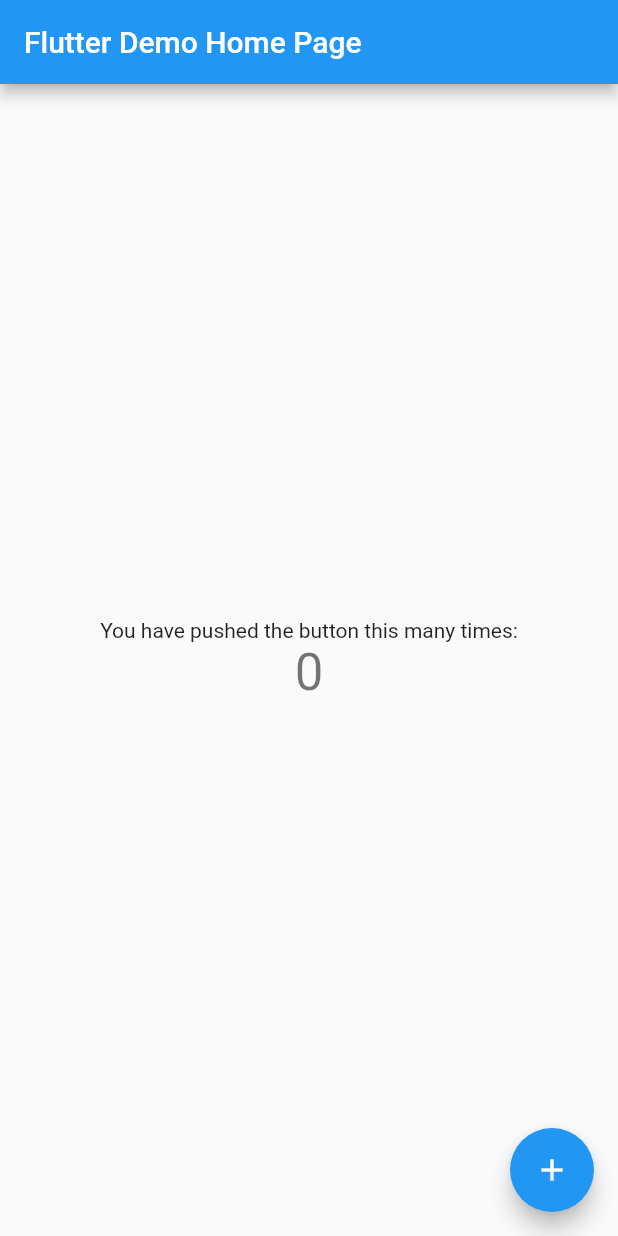
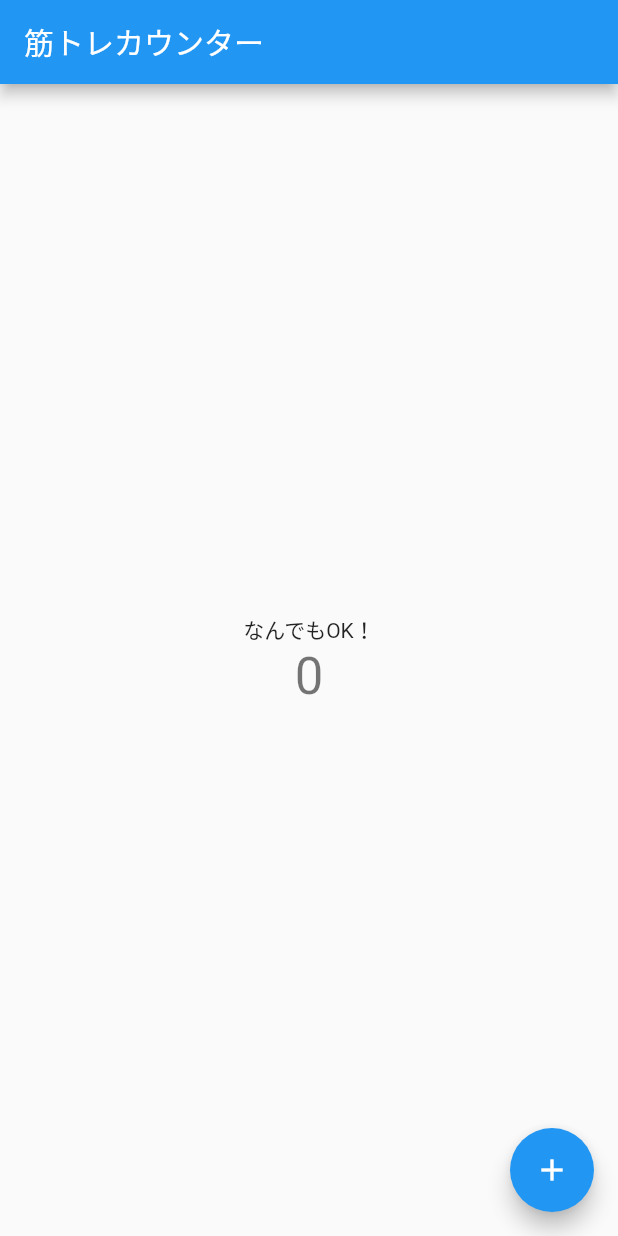
Before and after one commit to i-tanaka730/muscle_training_counter, a Flutter app: the screen it shows after launch, on a phone screen of 412 x 824 dp. Run offline on Flutter 3.47's test engine with Material 2 defaults, Android fonts, the phone set to English and light mode, and no system bars.

Commit message:
feat: タイトルとメッセージを変更。(GitHubActionsの動作確認)

```diff
--- a/lib/main.dart
+++ b/lib/main.dart
@@ -24,7 +24,7 @@
         // is not restarted.
         primarySwatch: Colors.blue,
       ),
-      home: const MyHomePage(title: 'Flutter Demo Home Page'),
+      home: const MyHomePage(title: '筋トレカウンター'),
     );
   }
 }
@@ -96,7 +96,7 @@
           mainAxisAlignment: MainAxisAlignment.center,
           children: <Widget>[
             const Text(
-              'You have pushed the button this many times:',
+              'なんでもOK！',
             ),
             Text(
               '$_counter',
```
